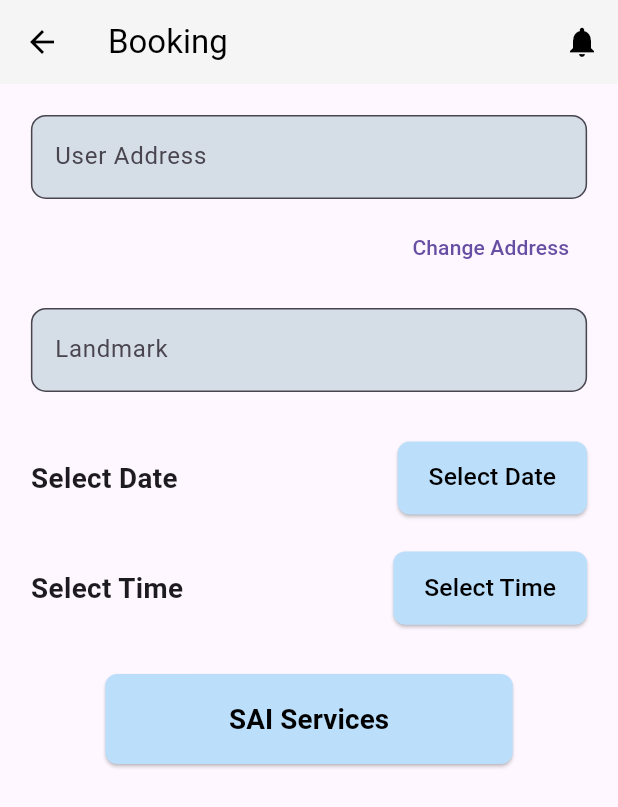
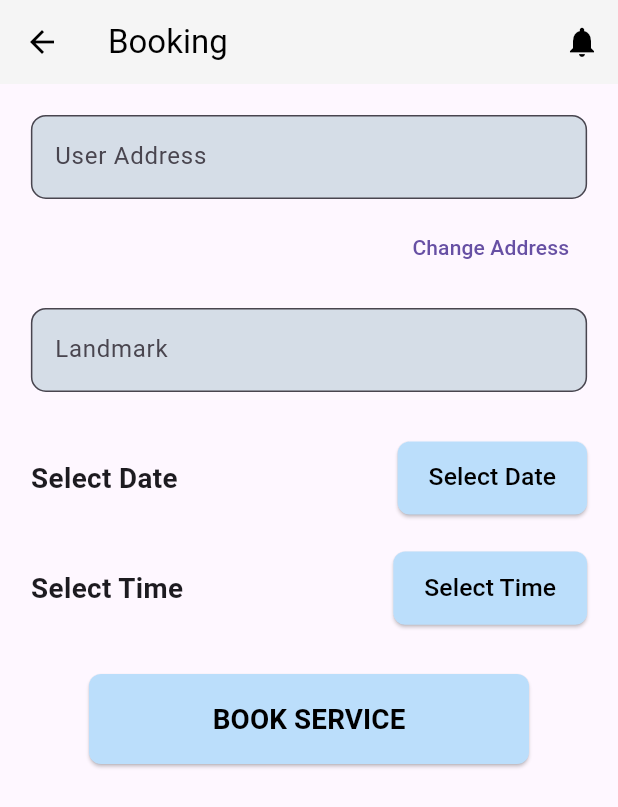
Before and after one commit to muzammil-939/gomed_user, a Flutter app: the BookingStagePage screen opened directly with empty values, on a phone screen of 412 x 824 dp. Shown: the top 807 px of the screen. Run offline on Flutter 3.47's test engine with Material 3 defaults, Android fonts, the phone set to English and light mode, and no system bars; our stand-ins replace cached_network_image, firebase_auth, firebase_core, firebase_crashlytics, firebase_database, flutter_riverpod and 7 more; missing offline and left inert: razorpay_flutter; accounts and stored records are empty.

Commit message:
sai service

```diff
--- a/lib/screens/bookingstagepage.dart
+++ b/lib/screens/bookingstagepage.dart
@@ -376,7 +376,7 @@ Future<void> _loadUserData() async {
                   ),
                 ),
                 child: Text(
-                  'SAI Services',
+                  'BOOK SERVICE',
                   style: TextStyle(
                     color: Colors.black,
                     fontSize: screenWidth * 0.045,
```
